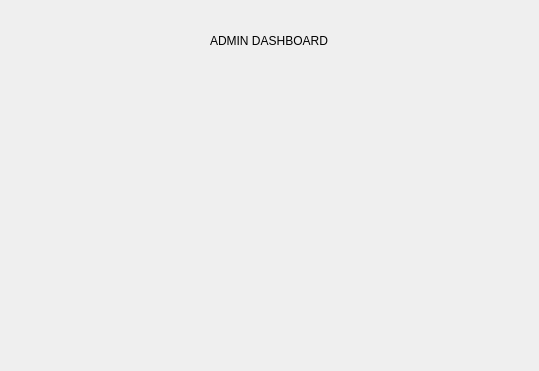
Above: admin_dashboard.ui from suhaibchaudhry/lms_project before the change. Below: the same form after it.
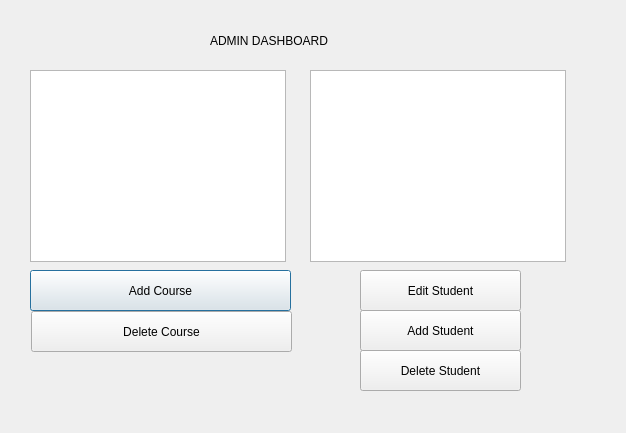
That is the form after the change.

Commit message: Added items to admindashboard ui to begin using it.

Diff of the .ui file:
```diff
--- a/admin_dashboard.ui
+++ b/admin_dashboard.ui
@@ -6,8 +6,8 @@
    <rect>
     <x>0</x>
     <y>0</y>
-    <width>539</width>
-    <height>371</height>
+    <width>626</width>
+    <height>433</height>
    </rect>
   </property>
   <property name="windowTitle">
@@ -26,6 +26,91 @@
     <string>ADMIN DASHBOARD</string>
    </property>
   </widget>
+  <widget class="QPushButton" name="addCourse">
+   <property name="geometry">
+    <rect>
+     <x>30</x>
+     <y>270</y>
+     <width>261</width>
+     <height>41</height>
+    </rect>
+   </property>
+   <property name="text">
+    <string>Add Course</string>
+   </property>
+  </widget>
+  <widget class="QListView" name="activeCourses">
+   <property name="geometry">
+    <rect>
+     <x>30</x>
+     <y>70</y>
+     <width>256</width>
+     <height>192</height>
+    </rect>
+   </property>
+  </widget>
+  <widget class="QListView" name="activeStudents">
+   <property name="geometry">
+    <rect>
+     <x>310</x>
+     <y>70</y>
+     <width>256</width>
+     <height>192</height>
+    </rect>
+   </property>
+  </widget>
+  <widget class="QPushButton" name="deleteCourse">
+   <property name="geometry">
+    <rect>
+     <x>31</x>
+     <y>311</y>
+     <width>261</width>
+     <height>41</height>
+    </rect>
+   </property>
+   <property name="text">
+    <string>Delete Course</string>
+   </property>
+  </widget>
+  <widget class="QPushButton" name="editStudent">
+   <property name="geometry">
+    <rect>
+     <x>360</x>
+     <y>270</y>
+     <width>161</width>
+     <height>41</height>
+    </rect>
+   </property>
+   <property name="text">
+    <string>Edit Student</string>
+   </property>
+  </widget>
+  <widget class="QPushButton" name="addStudent">
+   <property name="geometry">
+    <rect>
+     <x>360</x>
+     <y>310</y>
+     <width>161</width>
+     <height>41</height>
+    </rect>
+   </property>
+   <property name="text">
+    <string>Add Student</string>
+   </property>
+  </widget>
+  <widget class="QPushButton" name="deleteStudent">
+   <property name="geometry">
+    <rect>
+     <x>360</x>
+     <y>350</y>
+     <width>161</width>
+     <height>41</height>
+    </rect>
+   </property>
+   <property name="text">
+    <string>Delete Student</string>
+   </property>
+  </widget>
  </widget>
  <resources/>
  <connections/>
```
The commit also changes 7 other files.
